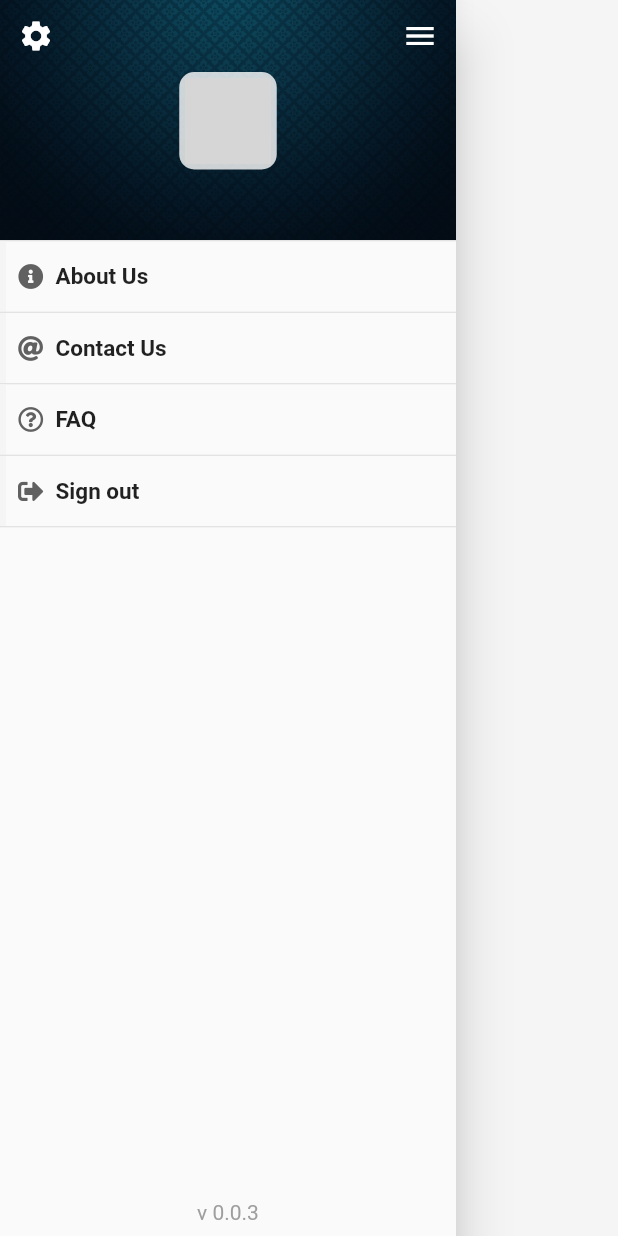
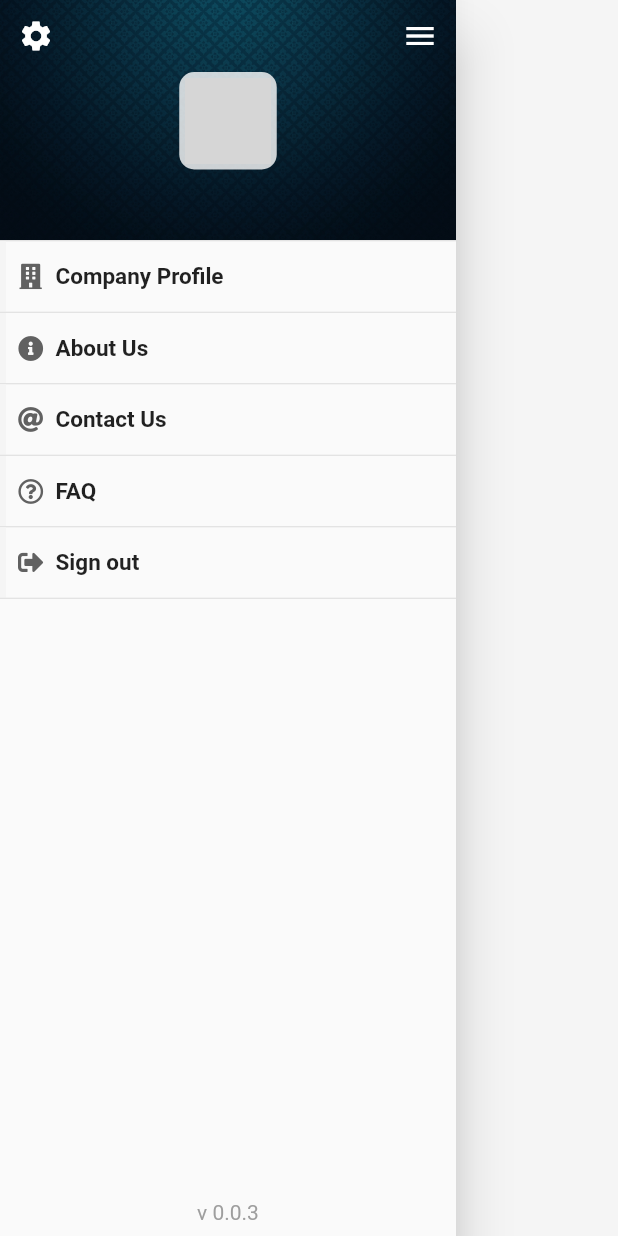
Before and after one commit to KowserAlam/Test, a Flutter app: the AppDrawer widget shown alone on an empty page, opened directly, on a phone screen of 412 x 824 dp. Run offline on Flutter 3.47's test engine with Material 2 defaults, Android fonts, the phone set to English and light mode, and no system bars; drawn by our look-alikes of cached_network_image; our stand-ins replace after_layout, bot_toast, charts_flutter, connectivity, dartz, equatable and 14 more; missing offline and left inert: jwt_decode; accounts and stored records are empty; network calls fail; grey boxes are pictures that could not be loaded.

Commit message:
company porfile added !

```diff
--- a/lib/features/company_profile/repositories/company_repository.dart
+++ b/lib/features/company_profile/repositories/company_repository.dart
@@ -20,8 +20,9 @@ class CompanyRepository {
       var res = await ApiClient().getRequest(url);
       debugPrint(res.statusCode.toString());
       if (res.statusCode == 200) {
-        var decodedJson = json.decode(res.body);
+        var decodedJson = json.decode(utf8.decode(res.bodyBytes));
 //        debugPrint(decodedJson.toString());
+
         CompanyScreenDataModel list = CompanyScreenDataModel.fromJson(decodedJson);
         return Right(list);
       } else {
@@ -73,7 +74,10 @@ class CompanyRepository {
   Future<Company> getCompanyFromLocalStorage()async{
     var storage  =await LocalStorageService.getInstance();
     var data = storage.getString(JsonKeys.company);
+
+
     var decodedData = json.decode(data);
+//    print(decodedData);
     return Company.fromJson(decodedData);
   }
 }
--- a/lib/features/company_profile/view/company_list_screen.dart
+++ b/lib/features/company_profile/view/company_list_screen.dart
@@ -212,9 +212,6 @@ class _CompanyListScreenState extends State<CompanyListScreen>
                                               CupertinoPageRoute(
                                                   builder: (context) =>
                                                       CompanyDetails(
-                                                        company:
-                                                            companySuggestion[
-                                                                index],
                                                       )));
                                         },
                                         child: CompanyListTile(
--- /dev/null
+++ b/lib/features/company_profile/view_model/company_profile_view_model.dart
@@ -0,0 +1,19 @@
+
+import 'package:flutter/material.dart';
+import 'package:jobxprss_company/features/company_profile/models/company.dart';
+import 'package:jobxprss_company/features/company_profile/repositories/company_repository.dart';
+
+class CompanyProfileViewModel with ChangeNotifier{
+  Company _company;
+
+ Future<Company> getCompanyDetails()async{
+  return  company = await CompanyRepository().getCompanyFromLocalStorage();
+  }
+
+  Company get company => _company;
+
+  set company(Company value) {
+    _company = value;
+    notifyListeners();
+  }
+}
--- a/lib/features/signup_signin/view_models/singin_view_model.dart
+++ b/lib/features/signup_signin/view_models/singin_view_model.dart
@@ -112,7 +112,7 @@ class SigninViewModel with ChangeNotifier {
 
       isBusyLogin = false;
       if (response.statusCode == 200) {
-        Map<String, dynamic> decodedJson = jsonDecode(response.body);
+        Map<String, dynamic> decodedJson = jsonDecode(utf8.decode(response.bodyBytes));
         _saveAuthData(decodedJson);
         clearMessage();
         return true;
--- a/lib/main_app/job_express_company_app.dart
+++ b/lib/main_app/job_express_company_app.dart
@@ -1,4 +1,5 @@
 import 'package:bot_toast/bot_toast.dart';
+import 'package:jobxprss_company/features/company_profile/view_model/company_profile_view_model.dart';
 import 'package:jobxprss_company/features/dashboard/view_model/dashboard_view_model.dart';
 import 'package:jobxprss_company/features/manage_jobs/view_models/manages_jobs_view_model.dart';
 import 'package:jobxprss_company/features/signup_signin/view/signin_screen.dart';
@@ -26,6 +27,7 @@ class JobExpressCompanyApp extends StatelessWidget {
       ChangeNotifierProvider(create: (context) => PasswordChangeViewModel()),
       ChangeNotifierProvider(create: (context) => DashboardViewModel()),
       ChangeNotifierProvider(create: (context) => ManageJobViewModel()),
+      ChangeNotifierProvider(create: (context) => CompanyProfileViewModel()),
     ];
     var appName = FlavorConfig.appName();
 
--- a/lib/main_app/resource/strings_resource.dart
+++ b/lib/main_app/resource/strings_resource.dart
@@ -198,6 +198,7 @@ class StringResources {
 
   //Company Details Screen
   static var companyDetailsText = "Company Details";
+
   static var companyBasicInfoSectionText = "BASIC INFO";
   static var companyBasisMembershipNoText = "Basis Membership No";
   static var companyProfileText = "Company Profile";
--- a/lib/main_app/views/app_drawer.dart
+++ b/lib/main_app/views/app_drawer.dart
@@ -4,6 +4,7 @@ import 'package:flutter/material.dart';
 import 'package:font_awesome_flutter/font_awesome_flutter.dart';
 import 'package:jobxprss_company/features/company_profile/models/company.dart';
 import 'package:jobxprss_company/features/company_profile/repositories/company_repository.dart';
+import 'package:jobxprss_company/features/company_profile/view/company_details.dart';
 import 'package:jobxprss_company/features/settings/settings_screen.dart';
 import 'package:jobxprss_company/main_app/auth_service/auth_service.dart';
 import 'package:jobxprss_company/main_app/auth_service/auth_user_model.dart';
@@ -145,6 +146,18 @@ class _AppDrawerState extends State<AppDrawer> {
                 crossAxisAlignment: CrossAxisAlignment.start,
                 children: <Widget>[
                   Divider(height: 1),
+                  //companyProfile
+                  DrawerListWidget(
+                    label: StringResources.companyProfileText,
+                    icon: FontAwesomeIcons.solidBuilding,
+                    isSelected: false,
+                    onTap: () {
+                      Navigator.pop(context);
+                      Navigator.of(context).push(CupertinoPageRoute(
+                          builder: (context) => CompanyDetails()));
+                    },
+                  ),
+                  Divider(height: 1),
                   //about us
                   DrawerListWidget(
                     label: StringResources.aboutUsText,
```
Also changed, not shown: lib/features/company_profile/view/company_details.dart (+52 -46 lines).
